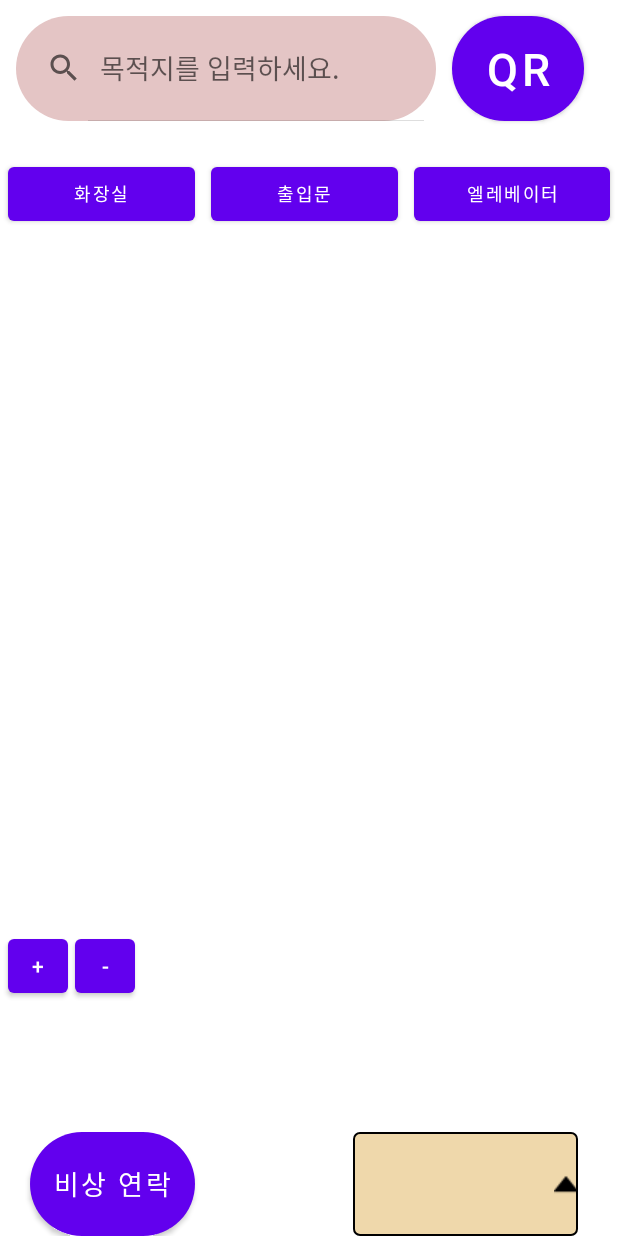
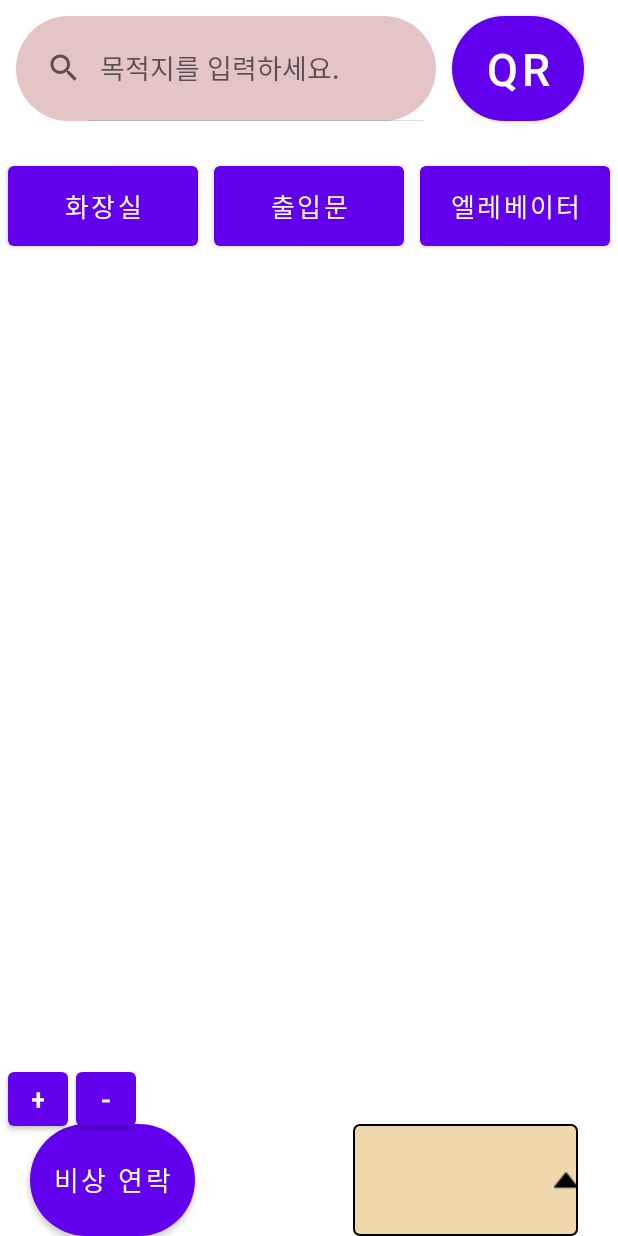
Before and after one commit to kookmin-sw/capstone-2023-41, an Android app: the screen it shows after launch (MainActivity), on a phone screen of 412 x 824 dp. Run offline under Robolectric (Android 15) with nearby library versions, the phone set to English and light mode, and no system bars; libraries missing offline, so code that uses them is left out: com.davemorrissey.labs, com.google.zxing.integration; 6 statements that could not run were skipped.

Commit message:
확대 축소 버튼 위치 조정

```diff
--- a/Wheel_In/app/src/main/java/com/example/capstone_kotlin/MainActivity.kt
+++ b/Wheel_In/app/src/main/java/com/example/capstone_kotlin/MainActivity.kt
@@ -555,12 +555,12 @@ class MainActivity : AppCompatActivity() {  // MainActivity정의, AppCompatActi
         var layoutParams = searchView_layout.layoutParams as LinearLayout.LayoutParams
         if(v == View.VISIBLE){
             svAndCancel.visibility = View.VISIBLE
-            layoutParams.weight = 3f
+            layoutParams.weight = 2.8f
             searchView_layout.layoutParams = layoutParams
         }
         else{
             svAndCancel.visibility = View.GONE
-            layoutParams.weight = 1.3f
+            layoutParams.weight = 1.2f
             searchView_layout.layoutParams = layoutParams
         }
     }
--- a/Wheel_In/app/src/main/res/layout/activity_main.xml
+++ b/Wheel_In/app/src/main/res/layout/activity_main.xml
@@ -17,7 +17,7 @@
         <LinearLayout
             android:layout_width="match_parent"
             android:layout_height="0dp"
-            android:layout_weight="1.3"
+            android:layout_weight="1.2"
             android:layout_margin="5dp"
             android:id="@+id/searchView_layout"
             android:orientation="vertical">
@@ -88,30 +88,30 @@
 
             <Button
                 android:id="@+id/btn_toilet"
-                android:layout_width="wrap_content"
-                android:layout_height="wrap_content"
+                android:layout_width="118dp"
+                android:layout_height="65dp"
                 android:text="화장실"
                 android:layout_margin="5dp"
                 android:layout_weight="1"
-                android:textSize="12sp" />
+                android:textSize="17sp" />
 
             <Button
                 android:id="@+id/btn_enter"
-                android:layout_width="wrap_content"
-                android:layout_height="wrap_content"
+                android:layout_width="118dp"
+                android:layout_height="65dp"
                 android:text="출입문"
                 android:layout_margin="5dp"
                 android:layout_weight="1"
-                android:textSize="12sp" />
+                android:textSize="17sp" />
 
             <Button
                 android:id="@+id/btn_elevator"
-                android:layout_width="wrap_content"
-                android:layout_height="wrap_content"
+                android:layout_width="118dp"
+                android:layout_height="65dp"
                 android:text="엘레베이터"
+                android:layout_weight="1"
                 android:layout_margin="5dp"
-                android:layout_weight="1"
-                android:textSize="12sp" />
+                android:textSize="17sp" />
 
         </LinearLayout>
         <!--        원클릭 버튼 레이아웃 끝 -->
@@ -121,7 +121,7 @@
             android:id="@+id/map"
             android:layout_width="match_parent"
             android:layout_height="0dp"
-            android:layout_weight="8.5"
+            android:layout_weight="7.8"
             app:src="@drawable/map" />
         <!--        지도 레이아웃 끝-->
 
@@ -223,24 +223,33 @@
     </FrameLayout>
 
     <FrameLayout
-        android:layout_width="match_parent"
-        android:layout_height="match_parent">
+        android:layout_width="wrap_content"
+        android:layout_height="115dp"
+        app:layout_constraintBottom_toBottomOf="parent"
+        app:layout_constraintStart_toStartOf="parent"
+        >
+
+        <LinearLayout
+            android:layout_width="wrap_content"
+            android:layout_height="wrap_content"
+            android:orientation="horizontal">
 
             <Button
                 android:layout_width="40dp"
                 android:layout_height="wrap_content"
-                android:layout_marginLeft="5dp"
-                android:layout_marginTop="620dp"
+                android:layout_marginHorizontal="5dp"
                 android:id="@+id/plus"
-                android:text="+"/>
+                android:text="+"
+                android:textSize="20sp"/>
 
             <Button
                 android:layout_width="40dp"
                 android:layout_height="wrap_content"
-                android:layout_marginLeft="50dp"
-                android:layout_marginTop="620dp"
                 android:id="@+id/minus"
+                android:textSize="20sp"
                 android:text="-"/>
+
+        </LinearLayout>
 
     </FrameLayout>
 
```
